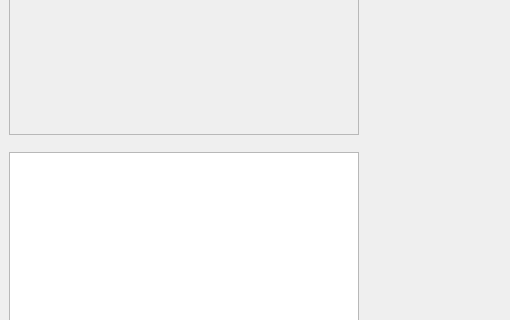
DrBenEvans/AerOptGUI, file Gui/MainWindow.ui: the form before one commit; both pictures show x 0 to 510 and y 123 to 443 of the 1065 by 600 pixel window.
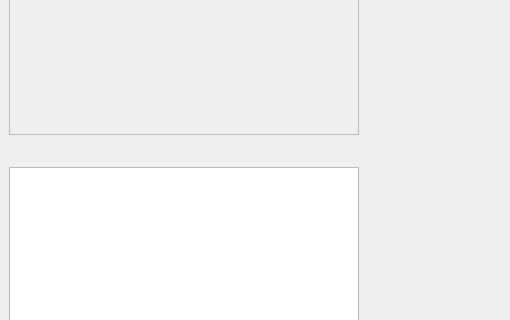
The form after the commit. Icons and pictures are not drawn. Custom widgets are drawn as their Qt base class.

Commit message: add padding around plot status text

Patch:
```diff
--- a/Gui/MainWindow.ui
+++ b/Gui/MainWindow.ui
@@ -78,7 +78,7 @@
       <item>
        <layout class="QVBoxLayout" name="verticalLayout_2">
         <property name="spacing">
-         <number>0</number>
+         <number>5</number>
         </property>
         <item>
          <widget class="QFrame" name="frame">
```
The commit also changes 1 other file.
